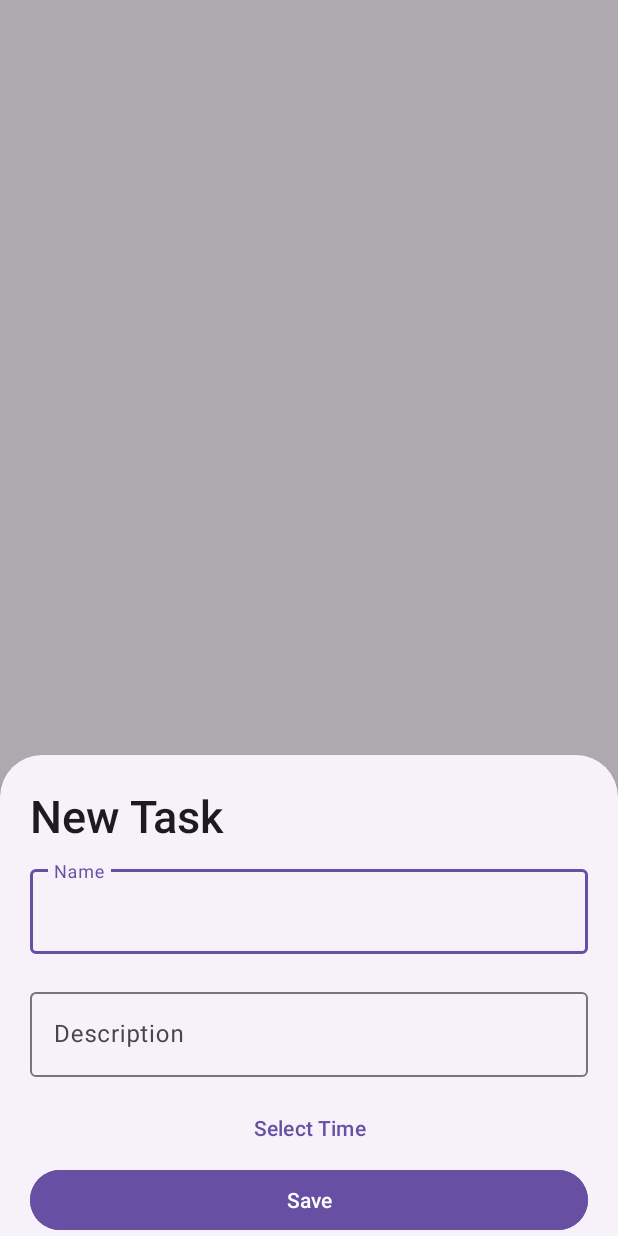
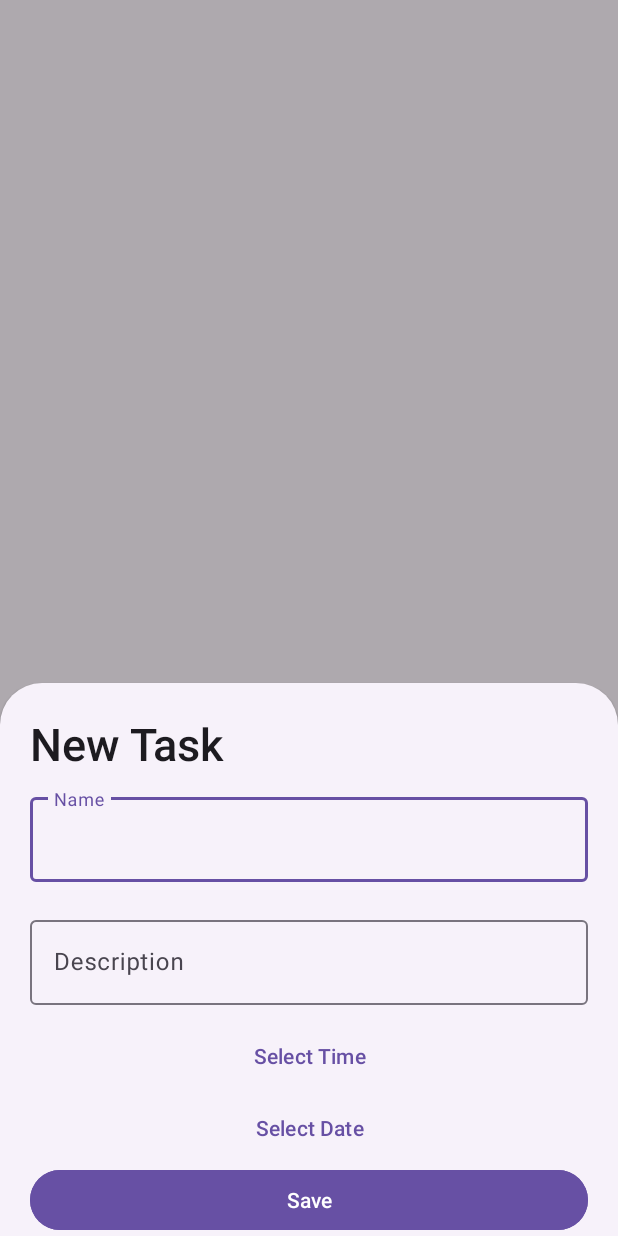
Before and after one commit to bongmusadube/todolistapp-android, an Android app: the screen it shows after launch (MainActivity), after a tap on "New Task", on a phone screen of 412 x 824 dp. Run offline under Robolectric (Android 15) with nearby library versions, the phone set to English and light mode, and no system bars; our stand-ins replace Room's generated code.

Commit message:
notification system is working

```diff
--- a/app/src/main/AndroidManifest.xml
+++ b/app/src/main/AndroidManifest.xml
@@ -1,6 +1,10 @@
 <?xml version="1.0" encoding="utf-8"?>
 <manifest xmlns:android="http://schemas.android.com/apk/res/android"
     xmlns:tools="http://schemas.android.com/tools">
+
+
+    <uses-permission android:name="android.permission.POST_NOTIFICATIONS" />
+    <uses-permission android:name="android.permission.SEND_NOTIFICATIONS" />
 
     <application
         android:name=".TodoApplication"
@@ -22,6 +26,7 @@
                 <category android:name="android.intent.category.LAUNCHER" />
             </intent-filter>
         </activity>
+        <receiver android:name=".AlarmReceiver" />
     </application>
 
 </manifest>
--- a/app/src/main/java/com/example/todolistapp/TaskItem.kt
+++ b/app/src/main/java/com/example/todolistapp/TaskItem.kt
@@ -6,6 +6,7 @@ import androidx.room.ColumnInfo
 import androidx.room.Entity
 import androidx.room.PrimaryKey
 import java.time.LocalDate
+import java.time.LocalDateTime
 import java.time.LocalTime
 import java.time.format.DateTimeFormatter
 
@@ -14,13 +15,16 @@ class TaskItem(
     @ColumnInfo(name = "name") var name: String,
     @ColumnInfo(name = "desc") var desc: String,
     @ColumnInfo(name = "dueTimeString") var dueTimeString: String?,
+    @ColumnInfo(name = "dueDate") var dueDate: String? = null,
     @ColumnInfo(name = "completedDateString") var completedDateString: String?,
+    //@ColumnInfo(name = "reminderTime") var reminderTime: LocalDateTime? = null,
     @PrimaryKey(autoGenerate = true) var id: Int = 0
 )
 {
 
     private fun completedDate(): LocalDate? = if (completedDateString == null) null else LocalDate.parse(completedDateString, dateFormatter)
     fun dueTime(): LocalTime? = if (dueTimeString == null) null else LocalTime.parse(dueTimeString, timeFormatter)
+    fun dueDate(): LocalDate? = if (dueDate == null) null else LocalDate.parse(dueDate, dateFormatter)
 
     fun isCompleted() = completedDate() != null
     fun imageResource(): Int = if(isCompleted()) R.drawable.checked_24 else R.drawable.unchecked_24
--- a/app/src/main/java/com/example/todolistapp/TaskItemDatabase.kt
+++ b/app/src/main/java/com/example/todolistapp/TaskItemDatabase.kt
@@ -4,7 +4,10 @@ import android.content.Context
 import androidx.room.Database
 import androidx.room.Room
 import androidx.room.RoomDatabase
+import androidx.room.TypeConverters
+
 @Database(entities = [TaskItem::class], version = 1, exportSchema = false)
+@TypeConverters(Converters::class)
 public abstract class TaskItemDatabase : RoomDatabase()
 {
     abstract fun taskItemDao(): TaskItemDao
--- a/app/src/main/java/com/example/todolistapp/TodoApplication.kt
+++ b/app/src/main/java/com/example/todolistapp/TodoApplication.kt
@@ -1,9 +1,32 @@
 package com.example.todolistapp
 
 import android.app.Application
+import android.app.NotificationChannel
+import android.app.NotificationManager
+import android.content.Context
+import android.os.Build
 
 class TodoApplication : Application()
 {
     private val database by lazy { TaskItemDatabase.getDatabase(this) }
     val repository by lazy { TaskItemRepository(database.taskItemDao()) }
+
+    override fun onCreate() {
+        super.onCreate()
+        createNotificationChannel()
+    }
+
+    private fun createNotificationChannel() {
+        if (Build.VERSION.SDK_INT >= Build.VERSION_CODES.O) {
+            val name = "Task Notifications"
+            val descriptionText = "Notification for task reminders"
+            val importance = NotificationManager.IMPORTANCE_DEFAULT
+            val channel = NotificationChannel("task_notifications", name, importance).apply {
+                description = descriptionText
+            }
+
+            val notificationManager: NotificationManager = getSystemService(Context.NOTIFICATION_SERVICE) as NotificationManager
+            notificationManager.createNotificationChannel(channel)
+        }
+    }
 }
--- /dev/null
+++ b/app/src/main/res/drawable/ic_notification_icon.xml
@@ -0,0 +1,5 @@
+<vector xmlns:android="http://schemas.android.com/apk/res/android" android:height="24dp" android:tint="#000000" android:viewportHeight="24" android:viewportWidth="24" android:width="24dp">
+
+    <path android:fillColor="@android:color/white" android:pathData="M12,2C6.48,2 2,6.48 2,12s4.48,10 10,10 10,-4.48 10,-10S17.52,2 12,2zM12,18.5c-0.83,0 -1.5,-0.67 -1.5,-1.5h3c0,0.83 -0.67,1.5 -1.5,1.5zM17,16L7,16v-1l1,-1v-2.61C8,9.27 9.03,7.47 11,7v-0.5c0,-0.57 0.43,-1 1,-1s1,0.43 1,1L13,7c1.97,0.47 3,2.28 3,4.39L16,14l1,1v1z"/>
+
+</vector>
--- a/app/src/main/res/layout/fragment_new_task_sheet.xml
+++ b/app/src/main/res/layout/fragment_new_task_sheet.xml
@@ -60,9 +60,19 @@
         android:layout_height="wrap_content"
         android:layout_gravity="center"
         android:layout_marginHorizontal="20dp"
-        android:text="Select Time"
+        android:text="Select Time" />
 
+    <com.google.android.material.button.MaterialButton
+        android:id="@+id/datePickerButton"
+        android:layout_width="match_parent"
+        android:layout_height="wrap_content"
+        android:layout_gravity="center"
+        android:layout_marginHorizontal="20dp"
+        android:text="Select Date"
         />
+
+
+
 
     <com.google.android.material.button.MaterialButton
         android:id="@+id/saveButton"
```
Also changed, not shown: app/src/main/java/com/example/todolistapp/AlarmReceiver.kt (added, +27 -0 lines), app/src/main/java/com/example/todolistapp/Converters.kt (added, +27 -0 lines), app/src/main/java/com/example/todolistapp/NewTaskSheet.kt (+47 -2 lines), app/src/main/java/com/example/todolistapp/TaskItemViewHolder.kt (+14 -0 lines), app/src/main/java/com/example/todolistapp/TaskViewModel.kt (+36 -0 lines), app/src/main/res/layout/task_item_cell.xml (+11 -0 lines).
